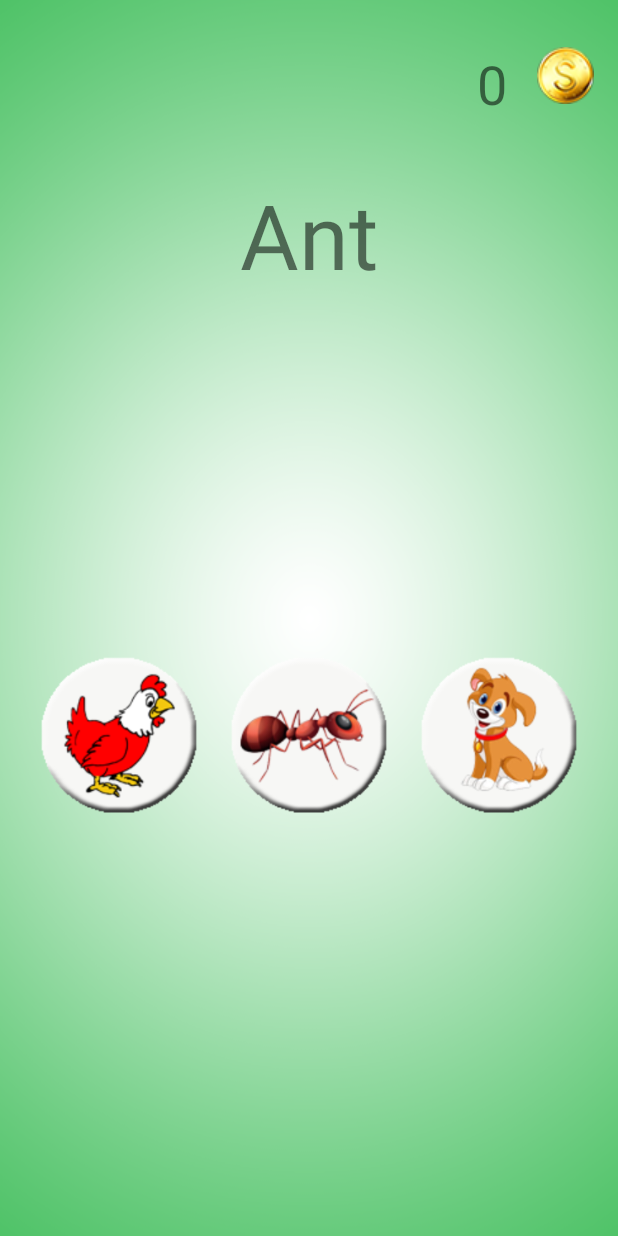
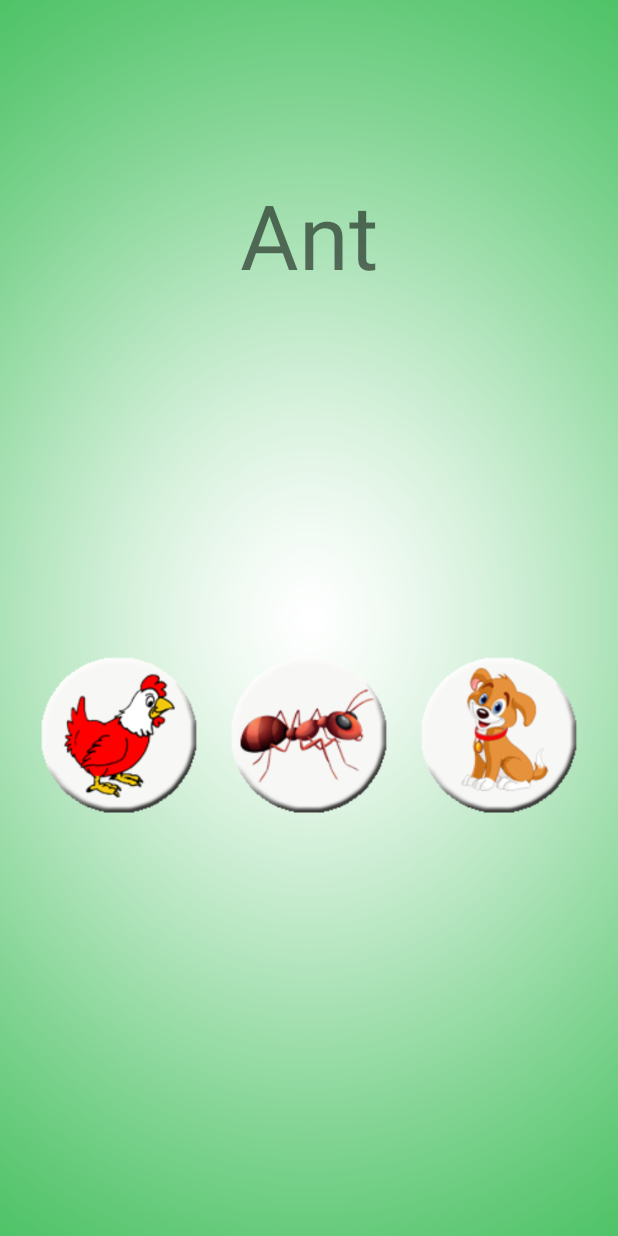
Before and after one commit to Warali/Einglish-for-kids, an Android app: the TestActivity screen opened directly, with no data from a screen before it, after a tap on an icon or button, on a phone screen of 412 x 824 dp. Run offline under Robolectric (Android 15) with nearby library versions, the phone set to English and light mode, and no system bars.

Commit message:
โอเค ทุกอย่างเรียบร้อย

```diff
--- a/app/src/main/java/rtc/warali/jatuporn/einglishforkids/TestActivity.java
+++ b/app/src/main/java/rtc/warali/jatuporn/einglishforkids/TestActivity.java
@@ -100,6 +100,9 @@ public class TestActivity extends AppCompatActivity implements View.OnClickListe
         questionTextView = (TextView) findViewById(R.id.textView4);
         scoreTextView = (TextView) findViewById(R.id.textView3);
 
+        scoreTextView.setVisibility(View.INVISIBLE);
+
+
     }
 
     @Override
@@ -136,13 +139,15 @@ public class TestActivity extends AppCompatActivity implements View.OnClickListe
 
             soundTrueFalse(soundInts[0]);
 
+            Toast.makeText(TestActivity.this, "ยินดีด้วยคุณตอบถูก คะ", Toast.LENGTH_SHORT).show();
+
             finish();
 
         } else {
             //Answer False
             soundTrueFalse(soundInts[1]);
 
-            Toast.makeText(TestActivity.this, "Try Again Answer False", Toast.LENGTH_SHORT).show();
+            Toast.makeText(TestActivity.this, "ลองใหม่ คุณตอบผิด คะ", Toast.LENGTH_SHORT).show();
 
         }
 
--- a/app/src/main/res/layout/activity_test.xml
+++ b/app/src/main/res/layout/activity_test.xml
@@ -58,12 +58,12 @@
             android:textSize="36sp"
             android:layout_marginRight="20dp" />
 
-        <ImageView
-            android:layout_width="wrap_content"
-            android:layout_height="wrap_content"
-            app:srcCompat="@drawable/coin"
-            android:id="@+id/imageView8"
-            android:layout_weight="1" />
+        <!--<ImageView-->
+            <!--android:layout_width="wrap_content"-->
+            <!--android:layout_height="wrap_content"-->
+            <!--app:srcCompat="@drawable/coin"-->
+            <!--android:id="@+id/imageView8"-->
+            <!--android:layout_weight="1" />-->
     </LinearLayout>
 
     <TextView
```
